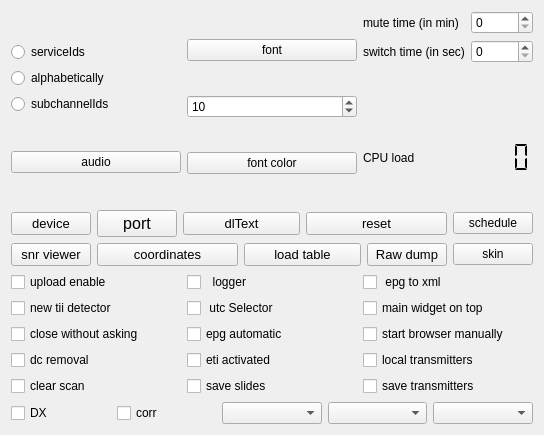
Above: qt-dab-RC/forms-v7/config-helper.ui from JvanKatwijk/qt-dab before the change. Below: the same form after it.
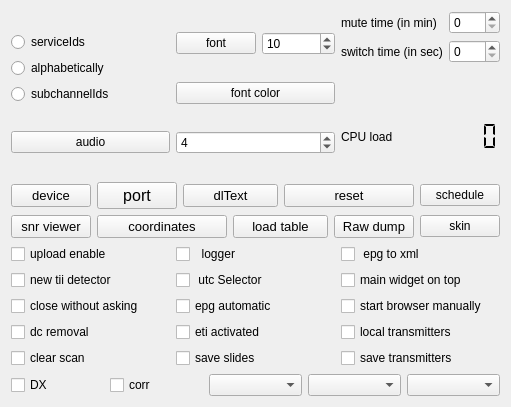
That is the form after the change. Custom widgets are drawn as their Qt base class.

Commit message: added threshold selector for tii detection

Diff of the .ui file:
```diff
--- a/qt-dab-RC/forms-v7/config-helper.ui
+++ b/qt-dab-RC/forms-v7/config-helper.ui
@@ -6,8 +6,8 @@
    <rect>
     <x>0</x>
     <y>0</y>
-    <width>544</width>
-    <height>435</height>
+    <width>511</width>
+    <height>407</height>
    </rect>
   </property>
   <property name="windowTitle">
@@ -18,7 +18,7 @@
   </property>
   <layout class="QVBoxLayout" name="verticalLayout_5">
    <item>
-    <layout class="QHBoxLayout" name="horizontalLayout_2">
+    <layout class="QHBoxLayout" name="horizontalLayout_4">
      <item>
       <layout class="QVBoxLayout" name="verticalLayout_4">
        <item>
@@ -70,6 +70,8 @@
      <item>
       <layout class="QVBoxLayout" name="verticalLayout">
        <item>
+        <layout class="QHBoxLayout" name="horizontalLayout_2">
+         <item>
         <widget class="smallPushButton" name="fontButton">
          <property name="toolTip">
           <string>&lt;html&gt;&lt;head/&gt;&lt;body&gt;&lt;p&gt;The font for displaying the servicenames in the ensemble display can be set here.&lt;/p&gt;&lt;/body&gt;&lt;/html&gt;</string>
@@ -95,6 +97,8 @@
          </property>
         </widget>
        </item>
+        </layout>
+       </item>
        <item>
         <widget class="smallPushButton" name="fontColorButton">
          <property name="toolTip">
@@ -105,6 +109,16 @@
          </property>
         </widget>
        </item>
+       <item>
+        <widget class="QSpinBox" name="tiiThreshold_setter">
+         <property name="toolTip">
+          <string>&lt;html&gt;&lt;head/&gt;&lt;body&gt;&lt;p&gt;tii threadhold. The tii threshold is used in the detection of tii values in the NULL periods of the DAB frames. Of course, the lower the value, the more chance there is to get false posivides.&lt;/p&gt;&lt;p&gt;Default value is 4.&lt;/p&gt;&lt;/body&gt;&lt;/html&gt;</string>
+         </property>
+         <property name="value">
+          <number>4</number>
+         </property>
+        </widget>
+       </item>
       </layout>
      </item>
      <item>
```
Lines whose indentation alone changed are shown as unchanged. The commit also changes 8 other files.
